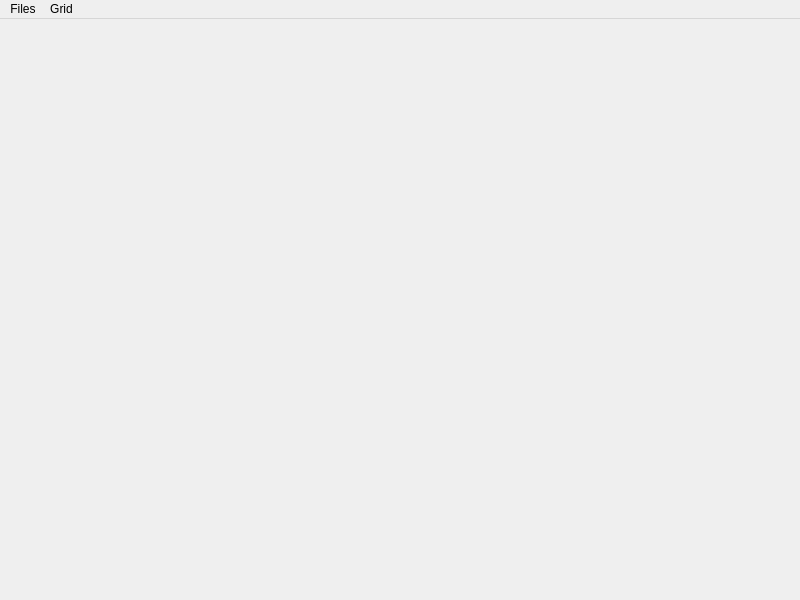
sig-app/PlotViewer, file PlotViewer/views/MainView.ui: the form before one commit.
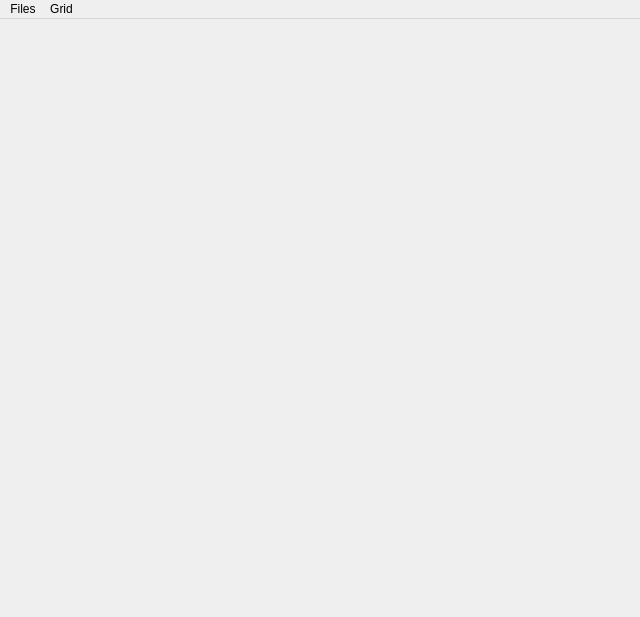
The form after the commit.

Diff of the .ui file:
```diff
--- a/PlotViewer/views/MainView.ui
+++ b/PlotViewer/views/MainView.ui
@@ -6,8 +6,8 @@
    <rect>
     <x>0</x>
     <y>0</y>
-    <width>800</width>
-    <height>600</height>
+    <width>640</width>
+    <height>617</height>
    </rect>
   </property>
   <property name="windowTitle">
@@ -21,7 +21,7 @@
     <rect>
      <x>0</x>
      <y>0</y>
-     <width>800</width>
+     <width>640</width>
      <height>21</height>
     </rect>
    </property>
```
